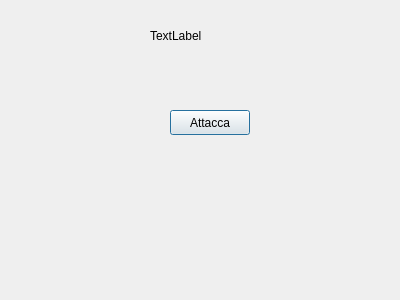
This is playwindow.ui in AliceCasali/Legend_Of_WesterosQT as Qt 5 draws it before an edit. The edited form follows.
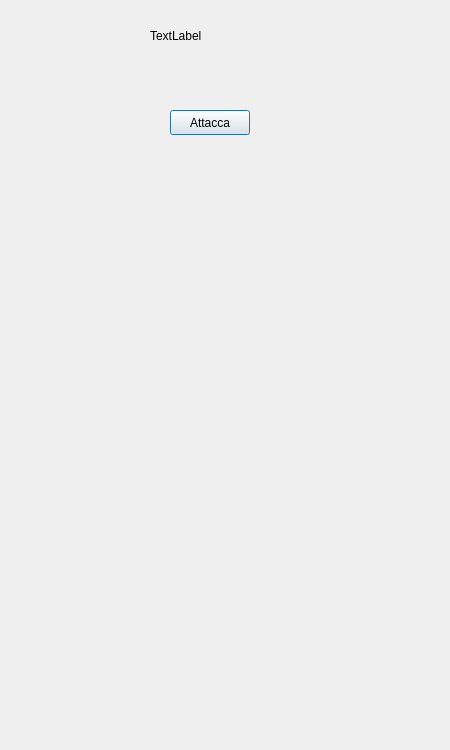
This is the edited form.

```diff
--- a/playwindow.ui
+++ b/playwindow.ui
@@ -6,8 +6,8 @@
    <rect>
     <x>0</x>
     <y>0</y>
-    <width>400</width>
-    <height>300</height>
+    <width>450</width>
+    <height>750</height>
    </rect>
   </property>
   <property name="windowTitle">
```
